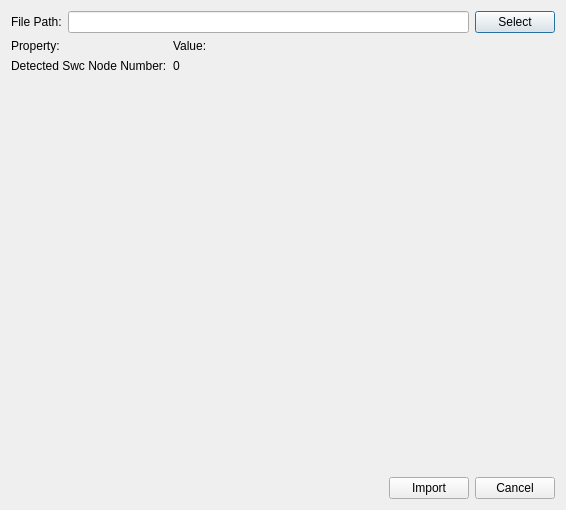
Before: the Qt Designer form src/SwcManagerClient/src/ui/viewimportswcfromfile.ui in kiraYuukiAsuna/GoMongoDb, drawn with Qt 5.
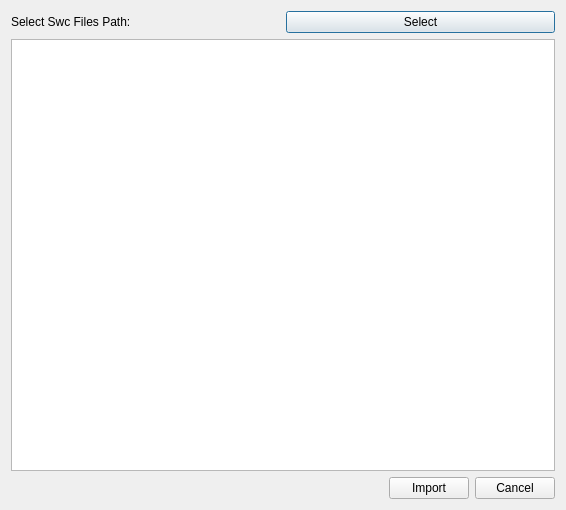
After: the same form once the commit is applied.

Patch:
```diff
--- a/src/SwcManagerClient/src/ui/viewimportswcfromfile.ui
+++ b/src/SwcManagerClient/src/ui/viewimportswcfromfile.ui
@@ -21,15 +21,12 @@
        <item>
         <widget class="QLabel" name="label">
          <property name="text">
-          <string>File Path:</string>
+          <string>Select Swc Files Path:</string>
          </property>
         </widget>
        </item>
        <item>
-        <widget class="QLineEdit" name="lineEdit"/>
-       </item>
-       <item>
-        <widget class="QPushButton" name="pushButton">
+        <widget class="QPushButton" name="SelectBtn">
          <property name="text">
           <string>Select</string>
          </property>
@@ -40,36 +37,7 @@
      <item>
       <layout class="QHBoxLayout" name="horizontalLayout_4">
        <item>
-        <layout class="QFormLayout" name="formLayout">
-         <item row="0" column="0">
-          <widget class="QLabel" name="label_2">
-           <property name="text">
-            <string>Property:</string>
-           </property>
-          </widget>
-         </item>
-         <item row="0" column="1">
-          <widget class="QLabel" name="label_3">
-           <property name="text">
-            <string>Value:</string>
-           </property>
-          </widget>
-         </item>
-         <item row="1" column="0">
-          <widget class="QLabel" name="label_4">
-           <property name="text">
-            <string>Detected Swc Node Number:</string>
-           </property>
-          </widget>
-         </item>
-         <item row="1" column="1">
-          <widget class="QLabel" name="label_5">
-           <property name="text">
-            <string>0</string>
-           </property>
-          </widget>
-         </item>
-        </layout>
+        <widget class="QTableWidget" name="SwcFileInfo"/>
        </item>
       </layout>
      </item>
```
Left out of the diff: 4 changed lines with no effect on the pictures.
